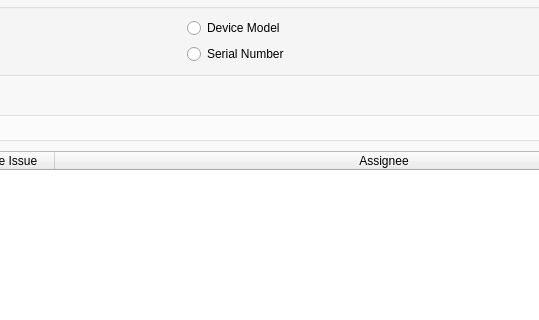
This is net_mainwindow.ui in lachbr/lhs-cat-tablet-inventory as Qt 5 draws it before an edit; both pictures show x 378 to 917 and y 142 to 462 of the 1124 by 798 pixel window. The edited form follows.
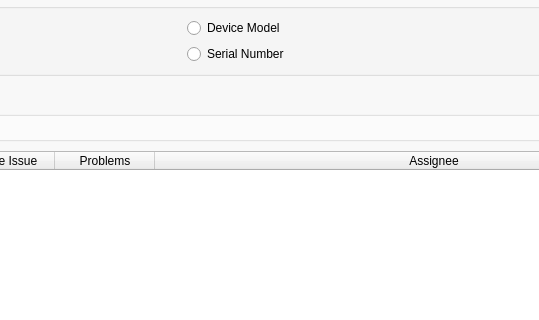
This is the edited form. The open tabs and pages were chosen to show the change.

Commit message: * Allow editing of date-of-incident, problems desc, incident desc after submitting * Implement a loaner tablet field on Issues * Show a dialog box when populating tables * Show Name or PCSB Tag of Tablet/User on the edit dialog * Show description of active issue on tablet in tablet table

Diff of the .ui file:
```diff
--- a/net_mainwindow.ui
+++ b/net_mainwindow.ui
@@ -120,7 +120,7 @@
               <number>0</number>
              </property>
              <property name="columnCount">
-              <number>5</number>
+              <number>6</number>
              </property>
              <attribute name="horizontalHeaderCascadingSectionResizes">
               <bool>false</bool>
@@ -148,6 +148,11 @@
                <string>Active Issue</string>
               </property>
              </column>
+             <column>
+              <property name="text">
+               <string>Problems</string>
+              </property>
+             </column>
              <column>
               <property name="text">
                <string>Assignee</string>
```
Left out of the diff: 2 changed lines with no effect on the pictures. The commit also changes 7 other files.
